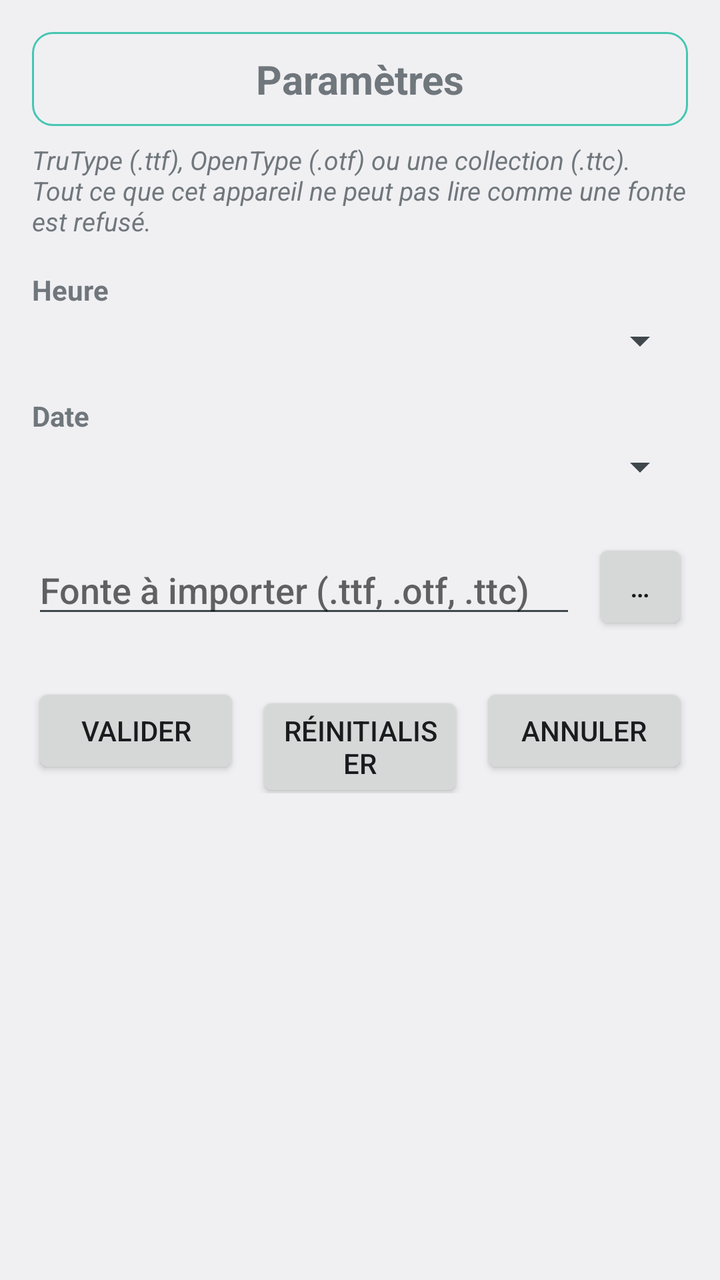
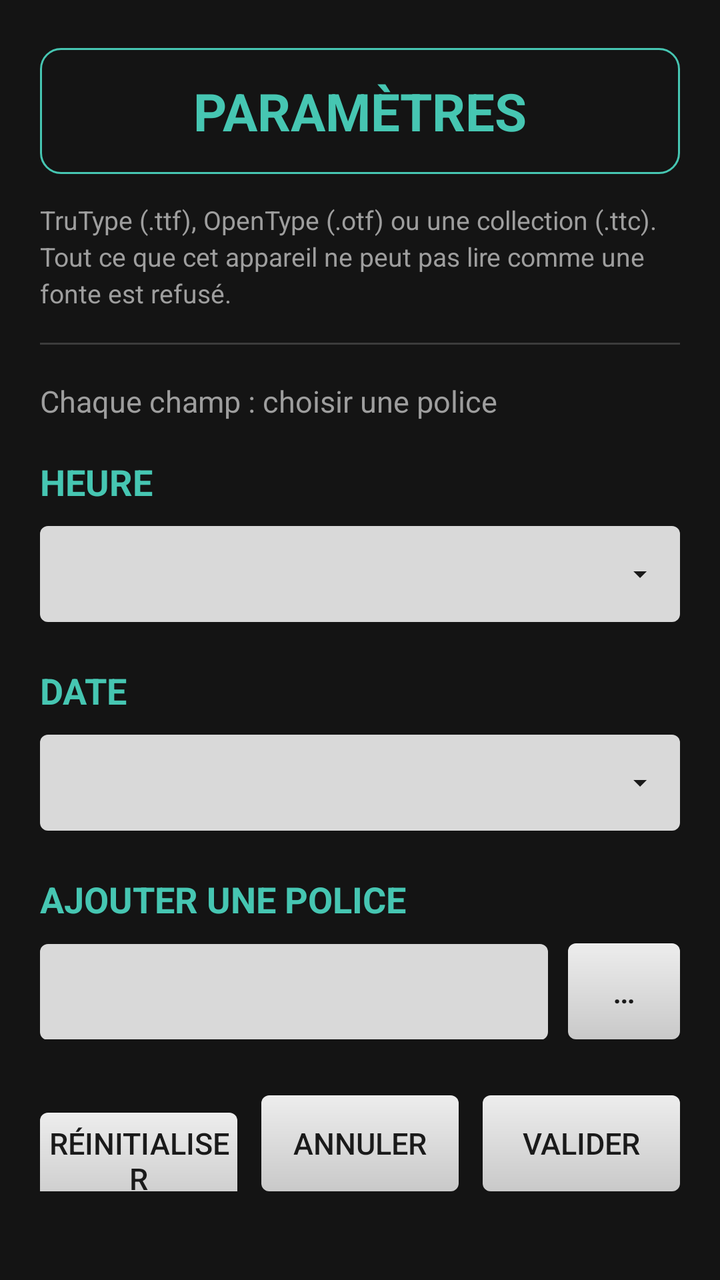

Screens rendered from an Android XML layout before and after an edit, with the pre-edit source and the edit as a unified diff.
<!-- AndroidManifest.xml: activity theme android:Theme.DeviceDefault.DayNight -->
<!-- res/layout/activity_settings.xml -->
<?xml version="1.0" encoding="utf-8"?>
<ScrollView xmlns:android="http://schemas.android.com/apk/res/android"
    android:layout_width="match_parent"
    android:layout_height="match_parent">

    <LinearLayout
        android:layout_width="match_parent"
        android:layout_height="wrap_content"
        android:orientation="vertical"
        android:padding="16dp">

        
        <TextView
            android:layout_width="match_parent"
            android:layout_height="wrap_content"
            android:background="@drawable/title_frame"
            android:gravity="center"
            android:padding="10dp"
            android:text="@string/settings_title"
            android:textSize="20sp"
            android:textStyle="bold" />

        
        <TextView
            android:layout_width="match_parent"
            android:layout_height="wrap_content"
            android:layout_marginTop="8dp"
            android:text="@string/settings_warning"
            android:textSize="13sp"
            android:textStyle="italic" />

        
        <TextView
            android:layout_width="match_parent"
            android:layout_height="wrap_content"
            android:layout_marginTop="16dp"
            android:text="@string/label_time_font"
            android:textStyle="bold" />

        <Spinner
            android:id="@+id/spinner_time_font"
            android:layout_width="match_parent"
            android:layout_height="wrap_content"
            android:layout_marginTop="4dp" />

        
        <TextView
            android:layout_width="match_parent"
            android:layout_height="wrap_content"
            android:layout_marginTop="16dp"
            android:text="@string/label_date_font"
            android:textStyle="bold" />

        <Spinner
            android:id="@+id/spinner_date_font"
            android:layout_width="match_parent"
            android:layout_height="wrap_content"
            android:layout_marginTop="4dp" />

        
        <LinearLayout
            android:layout_width="match_parent"
            android:layout_height="wrap_content"
            android:layout_marginTop="24dp"
            android:orientation="horizontal"
            android:gravity="center_vertical">

            <EditText
                android:id="@+id/edit_file_name"
                android:layout_width="0dp"
                android:layout_height="wrap_content"
                android:layout_weight="1"
                android:hint="@string/hint_file_field"
                android:inputType="none"
                android:focusable="false"
                android:importantForAutofill="no" />

            <Button
                android:id="@+id/btn_browse"
                android:layout_width="wrap_content"
                android:layout_height="wrap_content"
                android:layout_marginStart="8dp"
                android:minWidth="48dp"
                android:text="@string/btn_browse" />
        </LinearLayout>

        
        <LinearLayout
            android:layout_width="match_parent"
            android:layout_height="wrap_content"
            android:layout_marginTop="24dp"
            android:orientation="horizontal">

            <Button
                android:id="@+id/btn_apply"
                android:layout_width="0dp"
                android:layout_height="wrap_content"
                android:layout_weight="1"
                android:text="@string/btn_apply" />

            <Button
                android:id="@+id/btn_reset"
                android:layout_width="0dp"
                android:layout_height="wrap_content"
                android:layout_marginStart="8dp"
                android:layout_weight="1"
                android:text="@string/btn_reset" />

            <Button
                android:id="@+id/btn_close"
                android:layout_width="0dp"
                android:layout_height="wrap_content"
                android:layout_marginStart="8dp"
                android:layout_weight="1"
                android:text="@string/btn_close" />
        </LinearLayout>
    </LinearLayout>
</ScrollView>
<!-- resources referenced by this layout -->
<resources>
  <!-- drawable title_frame (drawable) -->
  <?xml version="1.0" encoding="utf-8"?>
  <shape xmlns:android="http://schemas.android.com/apk/res/android"
      android:shape="rectangle">
      <solid android:color="@android:color/transparent" />
      <stroke
          android:width="1dp"
          android:color="@color/cb_teal" />
      <corners android:radius="10dp" />
  </shape>
  <string name="btn_apply">Valider</string>
  <string name="btn_browse">…</string>
  <string name="btn_close">Annuler</string>
  <string name="btn_reset">Réinitialiser</string>
  <string name="hint_file_field">Fonte à importer (.ttf, .otf, .ttc)</string>
  <string name="label_date_font">Date</string>
  <string name="label_time_font">Heure</string>
  <string name="settings_title">Paramètres</string>
  <string name="settings_warning">TruType (.ttf), OpenType (.otf) ou une collection (.ttc).\nTout ce que cet appareil ne peut pas lire comme une fonte est refusé.</string>
  <color name="cb_teal">#46C6B2</color>
</resources>

<!-- the commit's change to res/layout/activity_settings.xml (unified diff, before → after) -->
@@ -1,13 +1,19 @@
 <?xml version="1.0" encoding="utf-8"?>
 <ScrollView xmlns:android="http://schemas.android.com/apk/res/android"
     android:layout_width="match_parent"
-    android:layout_height="match_parent">
+    android:layout_height="match_parent"
+    android:background="@color/cb_bg"
+    android:fillViewport="true"
+    android:overScrollMode="never">
 
     <LinearLayout
         android:layout_width="match_parent"
         android:layout_height="wrap_content"
         android:orientation="vertical"
-        android:padding="16dp">
+        android:paddingStart="20dp"
+        android:paddingEnd="20dp"
+        android:paddingTop="24dp"
+        android:paddingBottom="24dp">
 
         
         <TextView
@@ -15,104 +21,168 @@
             android:layout_height="wrap_content"
             android:background="@drawable/title_frame"
             android:gravity="center"
-            android:padding="10dp"
+            android:paddingTop="14dp"
+            android:paddingBottom="14dp"
             android:text="@string/settings_title"
-            android:textSize="20sp"
+            android:textAllCaps="true"
+            android:textColor="@color/cb_teal"
+            android:textSize="26sp"
             android:textStyle="bold" />
 
         
         <TextView
             android:layout_width="match_parent"
             android:layout_height="wrap_content"
-            android:layout_marginTop="8dp"
+            android:layout_marginTop="14dp"
+            android:lineSpacingExtra="3dp"
             android:text="@string/settings_warning"
-            android:textSize="13sp"
-            android:textStyle="italic" />
+            android:textColor="@color/cb_text_muted"
+            android:textSize="13sp" />
+
+        
+        <View
+            android:layout_width="match_parent"
+            android:layout_height="1dp"
+            android:layout_marginTop="16dp"
+            android:background="@color/cb_divider" />
+
+        <TextView
+            android:layout_width="match_parent"
+            android:layout_height="wrap_content"
+            android:layout_marginTop="18dp"
+            android:text="@string/choose_font_help"
+            android:textColor="@color/cb_text_muted"
+            android:textSize="15sp" />
 
         
         <TextView
             android:layout_width="match_parent"
             android:layout_height="wrap_content"
-            android:layout_marginTop="16dp"
+            android:layout_marginTop="18dp"
             android:text="@string/label_time_font"
+            android:textAllCaps="true"
+            android:textColor="@color/cb_teal"
+            android:textSize="18sp"
             android:textStyle="bold" />
 
         <Spinner
             android:id="@+id/spinner_time_font"
             android:layout_width="match_parent"
-            android:layout_height="wrap_content"
-            android:layout_marginTop="4dp" />
+            android:layout_height="48dp"
+            android:layout_marginTop="10dp"
+            android:background="@drawable/spinner_bg"
+            android:paddingStart="14dp"
+            android:paddingEnd="40dp"
+            android:spinnerMode="dropdown" />
 
         
         <TextView
             android:layout_width="match_parent"
             android:layout_height="wrap_content"
-            android:layout_marginTop="16dp"
+            android:layout_marginTop="22dp"
             android:text="@string/label_date_font"
+            android:textAllCaps="true"
+            android:textColor="@color/cb_teal"
+            android:textSize="18sp"
             android:textStyle="bold" />
 
         <Spinner
             android:id="@+id/spinner_date_font"
             android:layout_width="match_parent"
-            android:layout_height="wrap_content"
-            android:layout_marginTop="4dp" />
+            android:layout_height="48dp"
+            android:layout_marginTop="10dp"
+            android:background="@drawable/spinner_bg"
+            android:paddingStart="14dp"
+            android:paddingEnd="40dp"
+            android:spinnerMode="dropdown" />
 
         
+        <TextView
+            android:layout_width="match_parent"
+            android:layout_height="wrap_content"
+            android:layout_marginTop="22dp"
+            android:text="@string/label_add_font"
+            android:textAllCaps="true"
+            android:textColor="@color/cb_teal"
+            android:textSize="18sp"
+            android:textStyle="bold" />
+
         <LinearLayout
             android:layout_width="match_parent"
             android:layout_height="wrap_content"
-            android:layout_marginTop="24dp"
-            android:orientation="horizontal"
-            android:gravity="center_vertical">
+            android:layout_marginTop="10dp"
+            android:orientation="horizontal">
 
             <EditText
                 android:id="@+id/edit_file_name"
                 android:layout_width="0dp"
-                android:layout_height="wrap_content"
+                android:layout_height="48dp"
                 android:layout_weight="1"
-                android:hint="@string/hint_file_field"
+                android:background="@drawable/field_bg"
+                android:importantForAutofill="no"
                 android:inputType="none"
                 android:focusable="false"
-                android:importantForAutofill="no" />
+                android:longClickable="false"
+                android:paddingStart="14dp"
+                android:paddingEnd="14dp"
+                android:singleLine="true"
+                android:ellipsize="end"
+                android:textColor="@color/cb_field_text"
+                android:textSize="15sp" />
 
             <Button
                 android:id="@+id/btn_browse"
                 android:layout_width="wrap_content"
-                android:layout_height="wrap_content"
-                android:layout_marginStart="8dp"
-                android:minWidth="48dp"
-                android:text="@string/btn_browse" />
+                android:layout_height="48dp"
+                android:layout_marginStart="10dp"
+                android:minWidth="56dp"
+                android:background="@drawable/btn_bg"
+                android:text="@string/btn_browse"
+                android:textColor="@color/cb_field_text"
+                android:textSize="16sp" />
         </LinearLayout>
 
         
         <LinearLayout
             android:layout_width="match_parent"
             android:layout_height="wrap_content"
-            android:layout_marginTop="24dp"
+            android:layout_marginTop="28dp"
             android:orientation="horizontal">
+
+            <Button
+                android:id="@+id/btn_reset"
+                android:layout_width="0dp"
+                android:layout_height="48dp"
+                android:layout_weight="1"
+                android:layout_marginEnd="6dp"
+                android:background="@drawable/btn_bg"
+                android:text="@string/btn_reset"
+                android:textColor="@color/cb_field_text"
+                android:textSize="15sp" />
+
+            <Button
+                android:id="@+id/btn_close"
+                android:layout_width="0dp"
+                android:layout_height="48dp"
+                android:layout_weight="1"
+                android:layout_marginStart="6dp"
+                android:layout_marginEnd="6dp"
+                android:background="@drawable/btn_bg"
+                android:text="@string/btn_close"
+                android:textColor="@color/cb_field_text"
+                android:textSize="15sp" />
 
             <Button
                 android:id="@+id/btn_apply"
                 android:layout_width="0dp"
-                android:layout_height="wrap_content"
+                android:layout_height="48dp"
                 android:layout_weight="1"
-                android:text="@string/btn_apply" />
+                android:layout_marginStart="6dp"
+                android:background="@drawable/btn_bg"
+                android:text="@string/btn_apply"
+                android:textColor="@color/cb_field_text"
+                android:textSize="15sp" />
+        </LinearLayout>
 
-            <Button
-                android:id="@+id/btn_reset"
-                android:layout_width="0dp"
-                android:layout_height="wrap_content"
-                android:layout_marginStart="8dp"
-                android:layout_weight="1"
-                android:text="@string/btn_reset" />
-
-            <Button
-                android:id="@+id/btn_close"
-                android:layout_width="0dp"
-                android:layout_height="wrap_content"
-                android:layout_marginStart="8dp"
-                android:layout_weight="1"
-                android:text="@string/btn_close" />
-        </LinearLayout>
     </LinearLayout>
 </ScrollView>
<!-- resource entries referenced after the edit -->
@@ -1,5 +1,8 @@
 <!-- resources referenced by this layout -->
 <resources>
+  <color name="cb_bg">#141414</color>
+  <color name="cb_divider">#3C3C3C</color>
+  <color name="cb_field_text">#1A1A1A</color>
   <!-- drawable title_frame (drawable) -->
   <?xml version="1.0" encoding="utf-8"?>
   <shape xmlns:android="http://schemas.android.com/apk/res/android"
@@ -14,11 +17,63 @@
   <string name="btn_browse">…</string>
   <string name="btn_close">Annuler</string>
   <string name="btn_reset">Réinitialiser</string>
-  <string name="hint_file_field">Fonte à importer (.ttf, .otf, .ttc)</string>
+  <string name="choose_font_help">Chaque champ : choisir une police</string>
+  <string name="label_add_font">Ajouter une police</string>
   <string name="label_date_font">Date</string>
   <string name="label_time_font">Heure</string>
   <string name="settings_title">Paramètres</string>
   <string name="settings_warning">TruType (.ttf), OpenType (.otf) ou une collection (.ttc).\nTout ce que cet appareil ne peut pas lire comme une fonte est refusé.</string>
+  <color name="cb_ripple">#33000000</color>
+  <color name="cb_btn_gradient_top">#EDEDED</color>
+  <color name="cb_btn_gradient_bottom">#C9C9C9</color>
+  <color name="cb_field_bg">#D9D9D9</color>
+  <!-- drawable ic_spinner_arrow (drawable) -->
+  <?xml version="1.0" encoding="utf-8"?>
+  <vector xmlns:android="http://schemas.android.com/apk/res/android"
+      android:width="16dp"
+      android:height="16dp"
+      android:viewportWidth="24"
+      android:viewportHeight="24">
+      <path
+          android:fillColor="#1A1A1A"
+          android:pathData="M7,10l5,5 5,-5z" />
+  </vector>
   <color name="cb_teal">#46C6B2</color>
+  <color name="cb_text_muted">#9E9E9E</color>
+  <!-- drawable btn_bg (drawable) -->
+  <?xml version="1.0" encoding="utf-8"?>
+  <ripple xmlns:android="http://schemas.android.com/apk/res/android"
+      android:color="@color/cb_ripple">
+      <item>
+          <shape android:shape="rectangle">
+              <gradient
+                  android:angle="270"
+                  android:startColor="@color/cb_btn_gradient_top"
+                  android:endColor="@color/cb_btn_gradient_bottom" />
+              <corners android:radius="4dp" />
+          </shape>
+      </item>
+  </ripple>
+  <!-- drawable field_bg (drawable) -->
+  <?xml version="1.0" encoding="utf-8"?>
+  <shape xmlns:android="http://schemas.android.com/apk/res/android"
+      android:shape="rectangle">
+      <solid android:color="@color/cb_field_bg" />
+      <corners android:radius="4dp" />
+  </shape>
+  <!-- drawable spinner_bg (drawable) -->
+  <?xml version="1.0" encoding="utf-8"?>
+  <layer-list xmlns:android="http://schemas.android.com/apk/res/android">
+      <item>
+          <shape android:shape="rectangle">
+              <solid android:color="@color/cb_field_bg" />
+              <corners android:radius="4dp" />
+          </shape>
+      </item>
+      <item
+          android:drawable="@drawable/ic_spinner_arrow"
+          android:gravity="end|center_vertical"
+          android:end="12dp" />
+  </layer-list>
 </resources>
 
